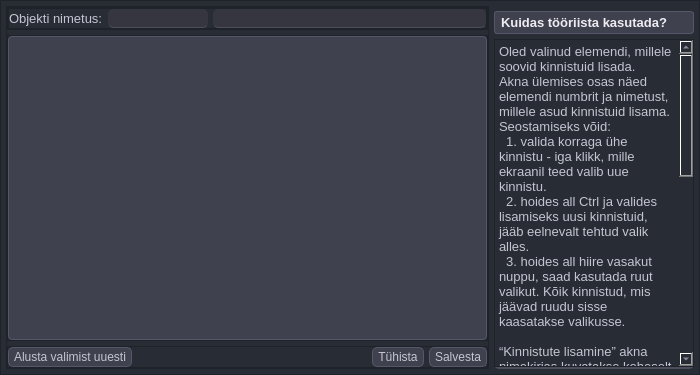
The window that mailabl-qgis/widgets/Properties_connector_new.ui (TuloliKalver/mailabl-qgis) describes before a commit, drawn with Qt 5.
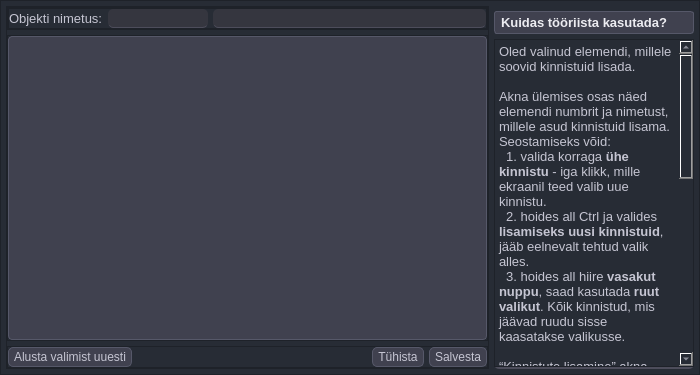
The same window after the commit. Icons and pictures are not drawn.

Commit message: Täiendused juhendites

Diff of the .ui file:
```diff
--- a/mailabl-qgis/widgets/Properties_connector_new.ui
+++ b/mailabl-qgis/widgets/Properties_connector_new.ui
@@ -544,13 +544,14 @@
 p, li { white-space: pre-wrap; }
 &lt;/style&gt;&lt;/head&gt;&lt;body style=&quot; font-family:'MS Shell Dlg 2'; font-size:10pt; font-weight:400; font-style:normal;&quot;&gt;
 &lt;p style=&quot; margin-top:0px; margin-bottom:0px; margin-left:0px; margin-right:0px; -qt-block-indent:0; text-indent:0px;&quot;&gt;Oled valinud elemendi, millele soovid kinnistuid lisada. &lt;/p&gt;
+&lt;p style=&quot;-qt-paragraph-type:empty; margin-top:0px; margin-bottom:0px; margin-left:0px; margin-right:0px; -qt-block-indent:0; text-indent:0px;&quot;&gt;&lt;br /&gt;&lt;/p&gt;
 &lt;p style=&quot; margin-top:0px; margin-bottom:0px; margin-left:0px; margin-right:0px; -qt-block-indent:0; text-indent:0px;&quot;&gt;Akna ülemises osas näed elemendi numbrit ja nimetust, millele asud kinnistuid lisama.&lt;/p&gt;
 &lt;p style=&quot; margin-top:0px; margin-bottom:0px; margin-left:0px; margin-right:0px; -qt-block-indent:0; text-indent:0px;&quot;&gt;Seostamiseks võid: &lt;/p&gt;
-&lt;p style=&quot; margin-top:0px; margin-bottom:0px; margin-left:0px; margin-right:0px; -qt-block-indent:0; text-indent:0px;&quot;&gt;  1. valida korraga ühe kinnistu - iga klikk, mille ekraanil teed valib uue kinnistu.&lt;/p&gt;
-&lt;p style=&quot; margin-top:0px; margin-bottom:0px; margin-left:0px; margin-right:0px; -qt-block-indent:0; text-indent:0px;&quot;&gt;  2. hoides all Ctrl ja valides lisamiseks uusi kinnistuid, jääb eelnevalt tehtud valik alles.&lt;/p&gt;
-&lt;p style=&quot; margin-top:0px; margin-bottom:0px; margin-left:0px; margin-right:0px; -qt-block-indent:0; text-indent:0px;&quot;&gt;  3. hoides all hiire vasakut nuppu, saad kasutada ruut valikut. Kõik kinnistud, mis jäävad ruudu sisse kaasatakse valikusse.&lt;/p&gt;
+&lt;p style=&quot; margin-top:0px; margin-bottom:0px; margin-left:0px; margin-right:0px; -qt-block-indent:0; text-indent:0px;&quot;&gt;  1. valida korraga &lt;span style=&quot; font-weight:600;&quot;&gt;ühe kinnistu&lt;/span&gt; - iga klikk, mille ekraanil teed valib uue kinnistu.&lt;/p&gt;
+&lt;p style=&quot; margin-top:0px; margin-bottom:0px; margin-left:0px; margin-right:0px; -qt-block-indent:0; text-indent:0px;&quot;&gt;  2. hoides all Ctrl ja valides&lt;span style=&quot; font-weight:600;&quot;&gt; lisamiseks uusi kinnistuid&lt;/span&gt;, jääb eelnevalt tehtud valik alles.&lt;/p&gt;
+&lt;p style=&quot; margin-top:0px; margin-bottom:0px; margin-left:0px; margin-right:0px; -qt-block-indent:0; text-indent:0px;&quot;&gt;  3. hoides all hiire &lt;span style=&quot; font-weight:600;&quot;&gt;vasakut nuppu&lt;/span&gt;, saad kasutada &lt;span style=&quot; font-weight:600;&quot;&gt;ruut valikut&lt;/span&gt;. Kõik kinnistud, mis jäävad ruudu sisse kaasatakse valikusse.&lt;/p&gt;
 &lt;p style=&quot;-qt-paragraph-type:empty; margin-top:0px; margin-bottom:0px; margin-left:0px; margin-right:0px; -qt-block-indent:0; text-indent:0px;&quot;&gt;&lt;br /&gt;&lt;/p&gt;
-&lt;p style=&quot; margin-top:0px; margin-bottom:0px; margin-left:0px; margin-right:0px; -qt-block-indent:0; text-indent:0px;&quot;&gt;“Kinnistute lisamine” akna nimekirjas kuvatakse koheselt iga uus valitud kinnistu (aken avaneb kinnistu valikul automaatselt).&lt;/p&gt;
+&lt;p style=&quot; margin-top:0px; margin-bottom:0px; margin-left:0px; margin-right:0px; -qt-block-indent:0; text-indent:0px;&quot;&gt;“Kinnistute lisamine” akna nimekirjas kuvatakse koheselt iga uus valitud kinnistu.&lt;/p&gt;
 &lt;p style=&quot;-qt-paragraph-type:empty; margin-top:0px; margin-bottom:0px; margin-left:0px; margin-right:0px; -qt-block-indent:0; text-indent:0px;&quot;&gt;&lt;br /&gt;&lt;/p&gt;
 &lt;p style=&quot; margin-top:0px; margin-bottom:0px; margin-left:0px; margin-right:0px; -qt-block-indent:0; text-indent:0px;&quot;&gt;Kasutades valikuid:&lt;/p&gt;
 &lt;p style=&quot; margin-top:0px; margin-bottom:0px; margin-left:0px; margin-right:0px; -qt-block-indent:0; text-indent:0px;&quot;&gt;&lt;span style=&quot; font-weight:600;&quot;&gt;Alusta valimist uuesti&lt;/span&gt; - tühistab kaardil tehtud valiku ja saad uuesti valitud elemendile kinnistute lisamist alustada&lt;/p&gt;
```
